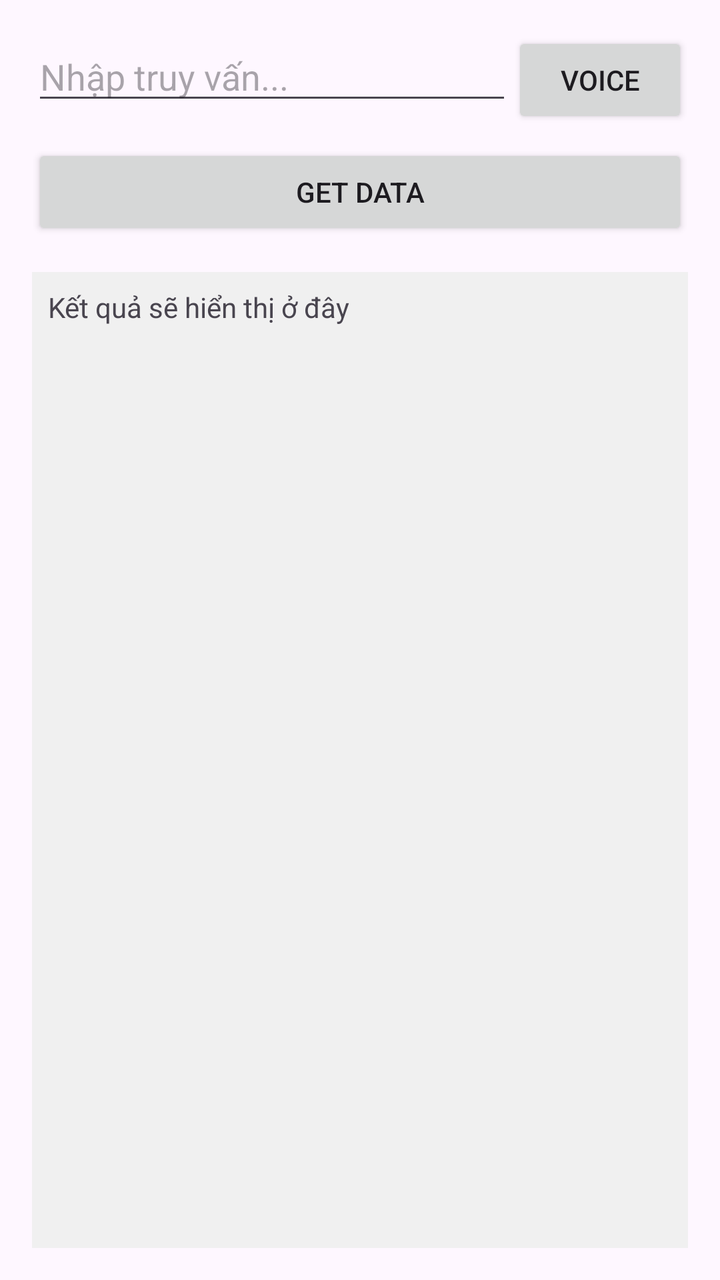
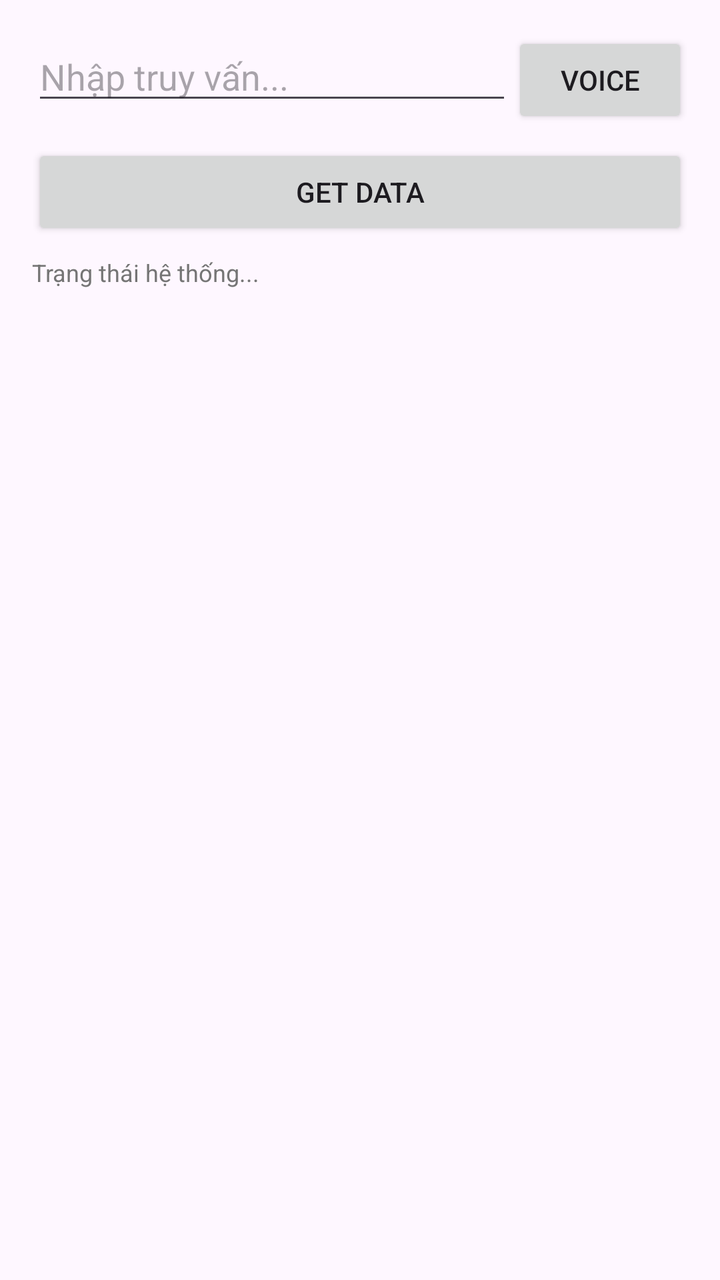

The first picture is an Android layout as it rendered before a commit; the second is the same layout after the commit. The layout source and the unified diff follow.
<!-- AndroidManifest.xml: application theme Theme.K224112E -->
<!-- res/layout/activity_my_uelquery.xml -->
<?xml version="1.0" encoding="utf-8"?>
<LinearLayout xmlns:android="http://schemas.android.com/apk/res/android"
    xmlns:app="http://schemas.android.com/apk/res-auto"
    xmlns:tools="http://schemas.android.com/tools"
    android:id="@+id/main"
    android:layout_width="match_parent"
    android:layout_height="match_parent"
    android:orientation="vertical"
    android:padding="16dp"
    tools:context=".MyUELQueryActivity">

    <LinearLayout
        android:layout_width="match_parent"
        android:layout_height="wrap_content"
        android:orientation="horizontal">

        <EditText
            android:id="@+id/editTextText"
            android:layout_width="0dp"
            android:layout_height="wrap_content"
            android:layout_weight="1"
            android:ems="10"
            android:hint="Nhập truy vấn..."
            android:inputType="text" />

        <Button
            android:id="@+id/button9"
            android:layout_width="wrap_content"
            android:layout_height="wrap_content"
            android:text="Voice" />
    </LinearLayout>

    <Button
        android:id="@+id/button10"
        android:layout_width="match_parent"
        android:layout_height="wrap_content"
        android:layout_marginTop="8dp"
        android:text="Get Data" />

    <TextView
        android:id="@+id/textView23"
        android:layout_width="match_parent"
        android:layout_height="0dp"
        android:layout_weight="1"
        android:layout_marginTop="16dp"
        android:background="#f0f0f0"
        android:padding="8dp"
        android:scrollbars="vertical"
        android:text="Kết quả sẽ hiển thị ở đây" />
</LinearLayout>
<!-- resources referenced by this layout -->
<resources>
  <style name="Theme.K224112E" parent="Base.Theme.K224112EWithActionBar" />
  <style name="Base.Theme.K224112EWithActionBar" parent="Theme.Material3.DayNight" />
</resources>

<!-- the commit's change to res/layout/activity_my_uelquery.xml (unified diff, before → after) -->
@@ -38,13 +38,20 @@
         android:text="Get Data" />
 
     <TextView
-        android:id="@+id/textView23"
+        android:id="@+id/txtStatus"
+        android:layout_width="match_parent"
+        android:layout_height="wrap_content"
+        android:layout_marginTop="8dp"
+        android:text="Trạng thái hệ thống..."
+        android:textSize="12sp"
+        android:textColor="#757575" />
+
+    <ListView
+        android:id="@+id/lvCurriculum"
         android:layout_width="match_parent"
         android:layout_height="0dp"
         android:layout_weight="1"
-        android:layout_marginTop="16dp"
-        android:background="#f0f0f0"
-        android:padding="8dp"
-        android:scrollbars="vertical"
-        android:text="Kết quả sẽ hiển thị ở đây" />
+        android:layout_marginTop="8dp"
+        android:divider="@null"
+        android:dividerHeight="0dp" />
 </LinearLayout>
